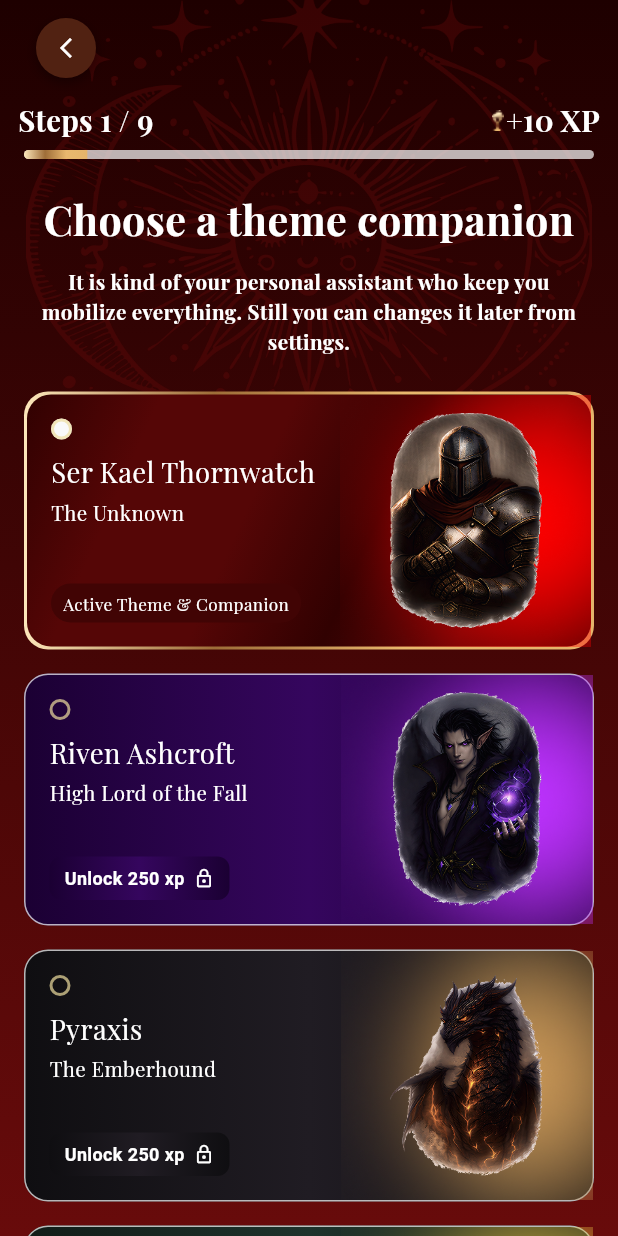
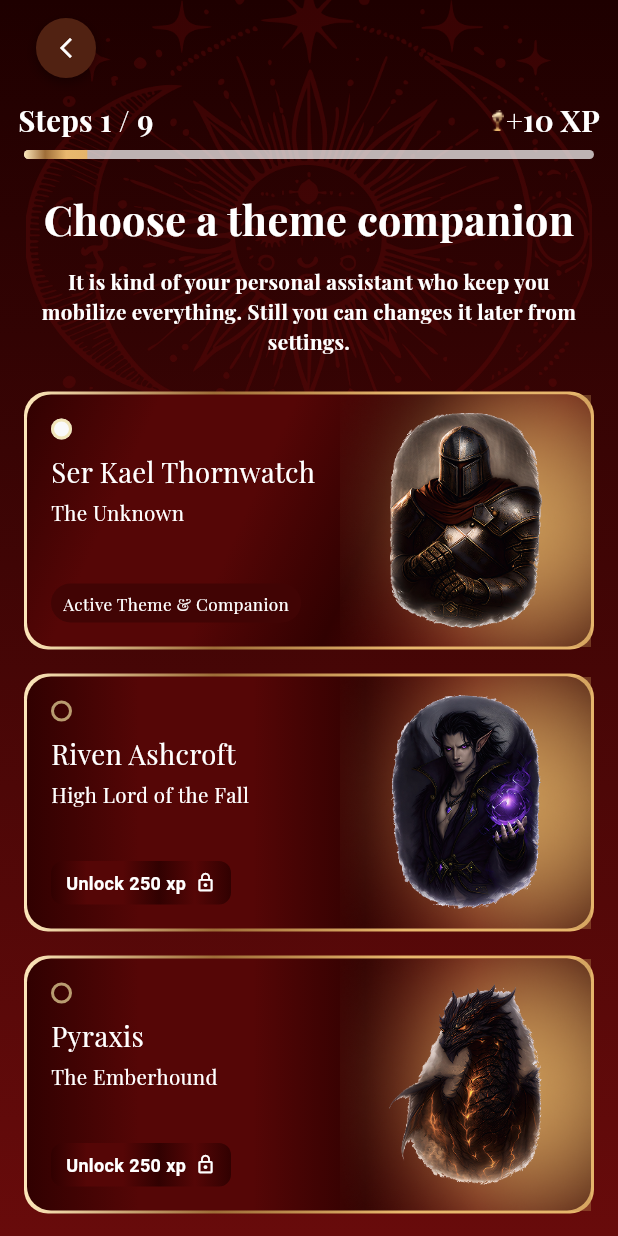
Before and after one commit to Dev-Ninjas-Backup/velvet_iron, a Flutter app: the OnboadingScreen1 screen opened by its route, on a phone screen of 412 x 824 dp. Run offline on Flutter 3.47's test engine with Material 3 defaults, Android fonts, the light colour scheme and no system bars; our stand-ins replace camera, fl_chart, flutter_screenutil, get, google_fonts, image_picker and 1 more; missing offline and left inert: mobile_scanner; accounts and stored records are empty.

Commit message:
Onboarding 1 updated

```diff
--- a/lib/features/onboarding_screens/onboarding1/controller/onboarding1_controller.dart
+++ b/lib/features/onboarding_screens/onboarding1/controller/onboarding1_controller.dart
@@ -19,7 +19,7 @@ class OnboardingController1 extends GetxController {
       theme: 'Active Theme & Companion',
       unlockXp: null,
       imagePath: ImagePath.serkael,
-      bgImage: IconPath.pyrIcon,
+      bgImage: IconPath.serIcon,
       isActive: true,
       bgGradient: const LinearGradient(
         begin: Alignment.topLeft,
@@ -41,10 +41,17 @@ class OnboardingController1 extends GetxController {
       theme: '',
       unlockXp: 250,
       imagePath: ImagePath.riven,
-      bgImage: IconPath.rivIcon,
+      bgImage: IconPath.serIcon,
       isActive: false,
       bgGradient: const LinearGradient(
-        colors: [Color(0xFF1B0033), Color(0xFF35065E), Color(0xFF1B0033)],
+        colors: [
+          Color(0xFF310101),
+          Color(0xFF550606),
+          Color(0xFF550606),
+          Color(0xFF310101),
+          Color(0xFF550606),
+          Color(0xFF310101),
+        ],
       ),
     ),
     CompanionModel(
@@ -57,7 +64,14 @@ class OnboardingController1 extends GetxController {
       bgImage: IconPath.serIcon,
       isActive: false,
       bgGradient: const LinearGradient(
-        colors: [Color(0xFF0F0E11), Color(0xFF201C23), Color(0xFF0F0E11)],
+        colors: [
+          Color(0xFF310101),
+          Color(0xFF550606),
+          Color(0xFF550606),
+          Color(0xFF310101),
+          Color(0xFF550606),
+          Color(0xFF310101),
+        ],
       ),
     ),
     CompanionModel(
@@ -67,10 +81,17 @@ class OnboardingController1 extends GetxController {
       theme: '',
       unlockXp: 250,
       imagePath: ImagePath.bram,
-      bgImage: IconPath.bramIcon,
+      bgImage: IconPath.serIcon,
       isActive: false,
       bgGradient: const LinearGradient(
-        colors: [Color(0xFF111C18), Color(0xFF1E332C), Color(0xFF111C18)],
+        colors: [
+          Color(0xFF310101),
+          Color(0xFF550606),
+          Color(0xFF550606),
+          Color(0xFF310101),
+          Color(0xFF550606),
+          Color(0xFF310101),
+        ],
       ),
     ),
   ].obs;
--- a/lib/features/onboarding_screens/onboarding1/widgets/onboarding1_widget.dart
+++ b/lib/features/onboarding_screens/onboarding1/widgets/onboarding1_widget.dart
@@ -142,18 +142,16 @@ class CompanionCard extends StatelessWidget {
       onTap: onTap,
       child: Container(
         margin: const EdgeInsets.only(bottom: 16),
-        padding: isSelected ? const EdgeInsets.all(2) : EdgeInsets.zero,
+        padding: const EdgeInsets.all(2),
         decoration: BoxDecoration(
-          gradient: isSelected
-              ? const LinearGradient(
+          gradient: const LinearGradient(
             colors: [
               Color(0xFFFDE7BB),
               Color(0xFF9E6D38),
               Color(0xFFE9B86E),
               Color(0xFFE5B46B),
             ],
-                )
-              : null,
+          ),
           borderRadius: BorderRadius.circular(16),
         ),
         child: Container(
@@ -161,12 +159,6 @@ class CompanionCard extends StatelessWidget {
           decoration: BoxDecoration(
             gradient: companion.bgGradient,
             borderRadius: BorderRadius.circular(16),
-            border: !isSelected
-                ? Border.all(
-                    color: Colors.white.withValues(alpha: 0.7),
-                    width: 1,
-                  )
-                : null,
           ),
           child: _buildCardContent(),
         ),
```
Also changed, not shown: lib/features/about_training_codex/model/about_training_model.dart (+25 -20 lines), lib/features/about_training_codex/widgets/about_training_widget.dart (+15 -3 lines). Lines whose indentation alone changed are shown as unchanged.
